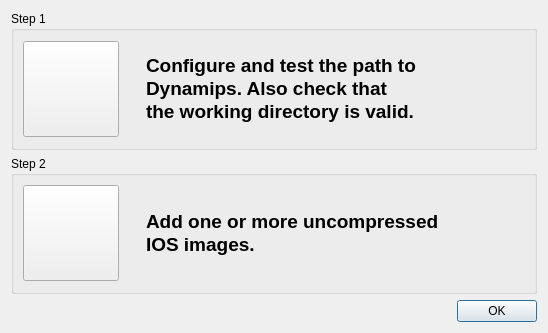
First picture: the form in src/GNS3/Ui/Form_Wizard.ui, repository GNS3/gns3-legacy, before the edit.
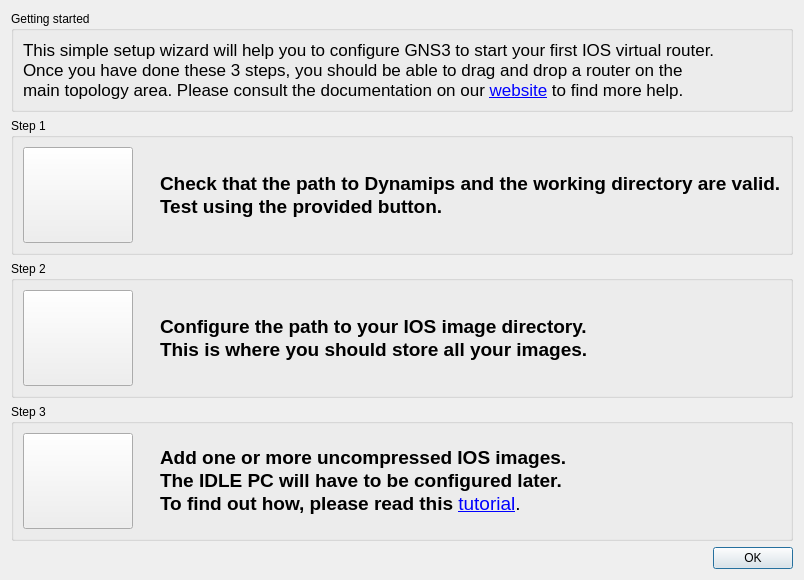
Second picture: the form after the edit. Icons and pictures are not drawn.

Commit message: Improvements for setup Wizard and first time users.

```diff
--- a/src/GNS3/Ui/Form_Wizard.ui
+++ b/src/GNS3/Ui/Form_Wizard.ui
@@ -1,12 +1,12 @@
 <ui version="4.0" >
  <class>Wizard</class>
- <widget class="QDialog" name="Wizard" >
-  <property name="geometry" >
+ <widget class="QDialog" name="Wizard">
+  <property name="geometry">
    <rect>
     <x>0</x>
     <y>0</y>
-    <width>548</width>
-    <height>333</height>
+    <width>662</width>
+    <height>541</height>
    </rect>
   </property>
   <property name="windowTitle" >
@@ -15,18 +15,24 @@
   <property name="windowIcon" >
    <iconset resource="../../../../gns3-artwork/svg_resources.qrc" >:/images/logo_icon.png</iconset>
   </property>
-  <layout class="QGridLayout" >
-   <item row="0" column="0" >
-    <widget class="QGroupBox" name="groupBox" >
-     <property name="title" >
+  <layout class="QGridLayout" name="gridLayout">
+   <item row="1" column="0">
+    <widget class="QGroupBox" name="groupBox">
+     <property name="title">
       <string>Step 1</string>
      </property>
-     <layout class="QGridLayout" >
-      <item row="0" column="0" >
-       <widget class="QPushButton" name="pushButton_Step1" >
-        <property name="minimumSize" >
+     <layout class="QHBoxLayout" name="horizontalLayout">
+      <item>
+       <widget class="QPushButton" name="pushButton_Step1">
+        <property name="sizePolicy">
+         <sizepolicy hsizetype="Fixed" vsizetype="Fixed">
+          <horstretch>110</horstretch>
+          <verstretch>96</verstretch>
+         </sizepolicy>
+        </property>
+        <property name="minimumSize">
          <size>
-          <width>96</width>
+          <width>110</width>
           <height>96</height>
          </size>
         </property>
@@ -44,13 +50,13 @@
         </property>
        </widget>
       </item>
-      <item row="0" column="1" >
+      <item>
        <spacer>
         <property name="orientation" >
          <enum>Qt::Horizontal</enum>
         </property>
-        <property name="sizeType" >
-         <enum>QSizePolicy::Preferred</enum>
+        <property name="sizeType">
+         <enum>QSizePolicy::Minimum</enum>
         </property>
         <property name="sizeHint" >
          <size>
@@ -60,19 +66,19 @@
         </property>
        </spacer>
       </item>
-      <item row="0" column="2" >
-       <widget class="QLabel" name="label" >
-        <property name="text" >
-         <string>&lt;html>&lt;head>&lt;meta name="qrichtext" content="1" />&lt;style type="text/css">
+      <item>
+       <widget class="QLabel" name="label">
+        <property name="text">
+         <string>&lt;!DOCTYPE HTML PUBLIC &quot;-//W3C//DTD HTML 4.0//EN&quot; &quot;http://www.w3.org/TR/REC-html40/strict.dtd&quot;&gt;
+&lt;html&gt;&lt;head&gt;&lt;meta name=&quot;qrichtext&quot; content=&quot;1&quot; /&gt;&lt;style type=&quot;text/css&quot;&gt;
 p, li { white-space: pre-wrap; }
-&lt;/style>&lt;/head>&lt;body style=" font-family:'Sans Serif'; font-size:9pt; font-weight:400; font-style:normal;">
-&lt;p style=" margin-top:0px; margin-bottom:0px; margin-left:0px; margin-right:0px; -qt-block-indent:0; text-indent:0px;">&lt;span style=" font-size:14pt; font-weight:600;">Configure and test the path to &lt;/span>&lt;/p>
-&lt;p style=" margin-top:0px; margin-bottom:0px; margin-left:0px; margin-right:0px; -qt-block-indent:0; text-indent:0px; font-size:14pt; font-weight:600;">Dynamips. Also check that &lt;/p>
-&lt;p style=" margin-top:0px; margin-bottom:0px; margin-left:0px; margin-right:0px; -qt-block-indent:0; text-indent:0px; font-size:14pt; font-weight:600;">the working directory is valid.&lt;/p>&lt;/body>&lt;/html></string>
+&lt;/style&gt;&lt;/head&gt;&lt;body style=&quot; font-family:'Lucida Grande'; font-size:13pt; font-weight:400; font-style:normal;&quot;&gt;
+&lt;p align=&quot;justify&quot; style=&quot; margin-top:0px; margin-bottom:0px; margin-left:0px; margin-right:0px; -qt-block-indent:0; text-indent:0px;&quot;&gt;&lt;span style=&quot; font-family:'Sans Serif'; font-size:14pt; font-weight:600;&quot;&gt;Check that the path to Dynamips and the working directory are valid.&lt;/span&gt;&lt;/p&gt;
+&lt;p align=&quot;justify&quot; style=&quot; margin-top:0px; margin-bottom:0px; margin-left:0px; margin-right:0px; -qt-block-indent:0; text-indent:0px;&quot;&gt;&lt;span style=&quot; font-family:'Sans Serif'; font-size:14pt; font-weight:600;&quot;&gt;Test using the provided button.&lt;/span&gt;&lt;/p&gt;&lt;/body&gt;&lt;/html&gt;</string>
         </property>
        </widget>
       </item>
-      <item row="0" column="3" >
+      <item>
        <spacer>
         <property name="orientation" >
          <enum>Qt::Horizontal</enum>
@@ -88,17 +94,23 @@
      </layout>
     </widget>
    </item>
-   <item row="1" column="0" >
-    <widget class="QGroupBox" name="groupBox_2" >
-     <property name="title" >
+   <item row="2" column="0">
+    <widget class="QGroupBox" name="groupBox_2">
+     <property name="title">
       <string>Step 2</string>
      </property>
-     <layout class="QGridLayout" >
-      <item row="0" column="0" >
-       <widget class="QPushButton" name="pushButton_Step2" >
-        <property name="minimumSize" >
+     <layout class="QHBoxLayout" name="horizontalLayout_2">
+      <item>
+       <widget class="QPushButton" name="pushButton_Step2">
+        <property name="sizePolicy">
+         <sizepolicy hsizetype="Fixed" vsizetype="Fixed">
+          <horstretch>110</horstretch>
+          <verstretch>96</verstretch>
+         </sizepolicy>
+        </property>
+        <property name="minimumSize">
          <size>
-          <width>96</width>
+          <width>110</width>
           <height>96</height>
          </size>
         </property>
@@ -116,7 +128,7 @@
         </property>
        </widget>
       </item>
-      <item row="0" column="1" >
+      <item>
        <spacer>
         <property name="orientation" >
          <enum>Qt::Horizontal</enum>
@@ -132,18 +144,19 @@
         </property>
        </spacer>
       </item>
-      <item row="0" column="2" >
-       <widget class="QLabel" name="label_3" >
-        <property name="text" >
-         <string>&lt;html>&lt;head>&lt;meta name="qrichtext" content="1" />&lt;style type="text/css">
+      <item>
+       <widget class="QLabel" name="label_3">
+        <property name="text">
+         <string>&lt;!DOCTYPE HTML PUBLIC &quot;-//W3C//DTD HTML 4.0//EN&quot; &quot;http://www.w3.org/TR/REC-html40/strict.dtd&quot;&gt;
+&lt;html&gt;&lt;head&gt;&lt;meta name=&quot;qrichtext&quot; content=&quot;1&quot; /&gt;&lt;style type=&quot;text/css&quot;&gt;
 p, li { white-space: pre-wrap; }
-&lt;/style>&lt;/head>&lt;body style=" font-family:'Sans Serif'; font-size:9pt; font-weight:400; font-style:normal;">
-&lt;p style=" margin-top:0px; margin-bottom:0px; margin-left:0px; margin-right:0px; -qt-block-indent:0; text-indent:0px;">&lt;span style=" font-size:14pt; font-weight:600;">Add one or more uncompressed &lt;/span>&lt;/p>
-&lt;p style=" margin-top:0px; margin-bottom:0px; margin-left:0px; margin-right:0px; -qt-block-indent:0; text-indent:0px; font-size:14pt; font-weight:600;">IOS images.&lt;/p>&lt;/body>&lt;/html></string>
+&lt;/style&gt;&lt;/head&gt;&lt;body style=&quot; font-family:'Lucida Grande'; font-size:13pt; font-weight:400; font-style:normal;&quot;&gt;
+&lt;p align=&quot;justify&quot; style=&quot; margin-top:0px; margin-bottom:0px; margin-left:0px; margin-right:0px; -qt-block-indent:0; text-indent:0px;&quot;&gt;&lt;span style=&quot; font-family:'Sans Serif'; font-size:14pt; font-weight:600;&quot;&gt;Configure the path to your IOS image directory. &lt;/span&gt;&lt;/p&gt;
+&lt;p align=&quot;justify&quot; style=&quot; margin-top:0px; margin-bottom:0px; margin-left:0px; margin-right:0px; -qt-block-indent:0; text-indent:0px;&quot;&gt;&lt;span style=&quot; font-family:'Sans Serif'; font-size:14pt; font-weight:600;&quot;&gt;This is where you should store all your images.&lt;/span&gt;&lt;/p&gt;&lt;/body&gt;&lt;/html&gt;</string>
         </property>
        </widget>
       </item>
-      <item row="0" column="3" >
+      <item>
        <spacer>
         <property name="orientation" >
          <enum>Qt::Horizontal</enum>
@@ -159,9 +172,92 @@
      </layout>
     </widget>
    </item>
-   <item row="2" column="0" >
-    <widget class="QDialogButtonBox" name="buttonBox" >
-     <property name="orientation" >
+   <item row="3" column="0">
+    <widget class="QGroupBox" name="groupBox_3">
+     <property name="title">
+      <string>Step 3</string>
+     </property>
+     <layout class="QHBoxLayout" name="horizontalLayout_3">
+      <item>
+       <widget class="QPushButton" name="pushButton_Step3">
+        <property name="sizePolicy">
+         <sizepolicy hsizetype="Fixed" vsizetype="Fixed">
+          <horstretch>110</horstretch>
+          <verstretch>96</verstretch>
+         </sizepolicy>
+        </property>
+        <property name="minimumSize">
+         <size>
+          <width>110</width>
+          <height>96</height>
+         </size>
+        </property>
+        <property name="text">
+         <string/>
+        </property>
+        <property name="icon">
+         <iconset resource="../../../../gns3-artwork/svg_resources.qrc">
+          <normaloff>:/icons/step3.svg</normaloff>:/icons/step3.svg</iconset>
+        </property>
+        <property name="iconSize">
+         <size>
+          <width>64</width>
+          <height>64</height>
+         </size>
+        </property>
+       </widget>
+      </item>
+      <item>
+       <spacer>
+        <property name="orientation">
+         <enum>Qt::Horizontal</enum>
+        </property>
+        <property name="sizeType">
+         <enum>QSizePolicy::Minimum</enum>
+        </property>
+        <property name="sizeHint" stdset="0">
+         <size>
+          <width>21</width>
+          <height>20</height>
+         </size>
+        </property>
+       </spacer>
+      </item>
+      <item>
+       <widget class="QLabel" name="label_4">
+        <property name="text">
+         <string>&lt;!DOCTYPE HTML PUBLIC &quot;-//W3C//DTD HTML 4.0//EN&quot; &quot;http://www.w3.org/TR/REC-html40/strict.dtd&quot;&gt;
+&lt;html&gt;&lt;head&gt;&lt;meta name=&quot;qrichtext&quot; content=&quot;1&quot; /&gt;&lt;style type=&quot;text/css&quot;&gt;
+p, li { white-space: pre-wrap; }
+&lt;/style&gt;&lt;/head&gt;&lt;body style=&quot; font-family:'Lucida Grande'; font-size:13pt; font-weight:400; font-style:normal;&quot;&gt;
+&lt;p align=&quot;justify&quot; style=&quot; margin-top:0px; margin-bottom:0px; margin-left:0px; margin-right:0px; -qt-block-indent:0; text-indent:0px;&quot;&gt;&lt;span style=&quot; font-family:'Sans Serif'; font-size:14pt; font-weight:600;&quot;&gt;Add one or more uncompressed IOS images.&lt;/span&gt;&lt;/p&gt;
+&lt;p align=&quot;justify&quot; style=&quot; margin-top:0px; margin-bottom:0px; margin-left:0px; margin-right:0px; -qt-block-indent:0; text-indent:0px;&quot;&gt;&lt;span style=&quot; font-family:'Sans Serif'; font-size:14pt; font-weight:600;&quot;&gt;The IDLE PC will have to be configured later.&lt;/span&gt;&lt;/p&gt;
+&lt;p align=&quot;justify&quot; style=&quot; margin-top:0px; margin-bottom:0px; margin-left:0px; margin-right:0px; -qt-block-indent:0; text-indent:0px;&quot;&gt;&lt;span style=&quot; font-family:'Sans Serif'; font-size:14pt; font-weight:600;&quot;&gt;To find out how, please read this &lt;/span&gt;&lt;a href=&quot;http://www.gns3.net/gns3-simplest-topology&quot;&gt;&lt;span style=&quot; font-size:14pt; text-decoration: underline; color:#0000ff;&quot;&gt;tutorial&lt;/span&gt;&lt;/a&gt;&lt;span style=&quot; font-family:'Sans Serif'; font-size:14pt;&quot;&gt;.&lt;/span&gt;&lt;/p&gt;&lt;/body&gt;&lt;/html&gt;</string>
+        </property>
+        <property name="openExternalLinks">
+         <bool>true</bool>
+        </property>
+       </widget>
+      </item>
+      <item>
+       <spacer>
+        <property name="orientation">
+         <enum>Qt::Horizontal</enum>
+        </property>
+        <property name="sizeHint" stdset="0">
+         <size>
+          <width>16</width>
+          <height>20</height>
+         </size>
+        </property>
+       </spacer>
+      </item>
+     </layout>
+    </widget>
+   </item>
+   <item row="4" column="0">
+    <widget class="QDialogButtonBox" name="buttonBox">
+     <property name="orientation">
       <enum>Qt::Horizontal</enum>
      </property>
      <property name="standardButtons" >
@@ -169,6 +265,31 @@
      </property>
     </widget>
    </item>
+   <item row="0" column="0">
+    <widget class="QGroupBox" name="groupBox_4">
+     <property name="title">
+      <string>Getting started</string>
+     </property>
+     <layout class="QHBoxLayout" name="horizontalLayout_4">
+      <item>
+       <widget class="QLabel" name="label_2">
+        <property name="text">
+         <string>&lt;!DOCTYPE HTML PUBLIC &quot;-//W3C//DTD HTML 4.0//EN&quot; &quot;http://www.w3.org/TR/REC-html40/strict.dtd&quot;&gt;
+&lt;html&gt;&lt;head&gt;&lt;meta name=&quot;qrichtext&quot; content=&quot;1&quot; /&gt;&lt;style type=&quot;text/css&quot;&gt;
+p, li { white-space: pre-wrap; }
+&lt;/style&gt;&lt;/head&gt;&lt;body style=&quot; font-family:'Lucida Grande'; font-size:13pt; font-weight:400; font-style:normal;&quot;&gt;
+&lt;p style=&quot; margin-top:0px; margin-bottom:0px; margin-left:0px; margin-right:0px; -qt-block-indent:0; text-indent:0px;&quot;&gt;This simple setup wizard will help you to configure GNS3 to start your first IOS virtual router.&lt;/p&gt;
+&lt;p style=&quot; margin-top:0px; margin-bottom:0px; margin-left:0px; margin-right:0px; -qt-block-indent:0; text-indent:0px;&quot;&gt;Once you have done these 3 steps, you should be able to drag and drop a router on the &lt;/p&gt;
+&lt;p style=&quot; margin-top:0px; margin-bottom:0px; margin-left:0px; margin-right:0px; -qt-block-indent:0; text-indent:0px;&quot;&gt;main topology area. Please consult the documentation on our &lt;a href=&quot;http://www.gns3.net/documentation&quot;&gt;&lt;span style=&quot; text-decoration: underline; color:#0000ff;&quot;&gt;website&lt;/span&gt;&lt;/a&gt; to find more help.&lt;/p&gt;&lt;/body&gt;&lt;/html&gt;</string>
+        </property>
+        <property name="openExternalLinks">
+         <bool>true</bool>
+        </property>
+       </widget>
+      </item>
+     </layout>
+    </widget>
+   </item>
   </layout>
  </widget>
  <tabstops>
```
Left out of the diff: 58 changed lines with no effect on the pictures. The commit also changes 11 other files.
